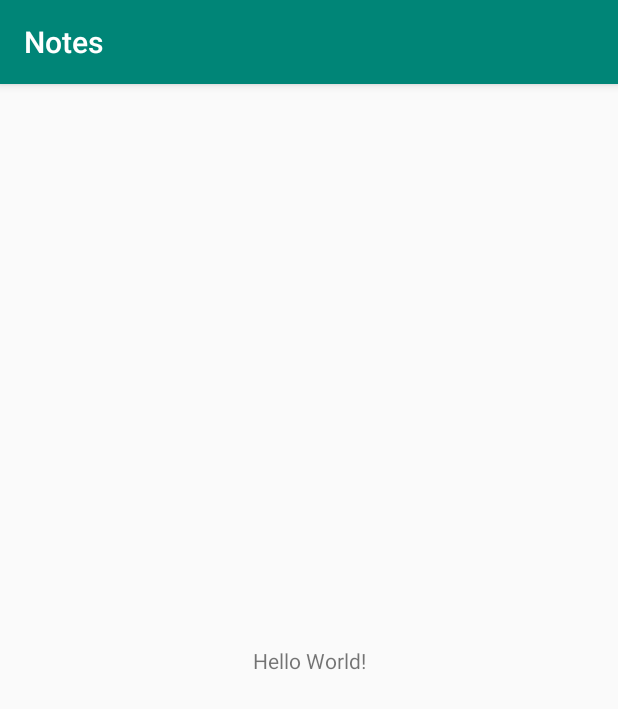
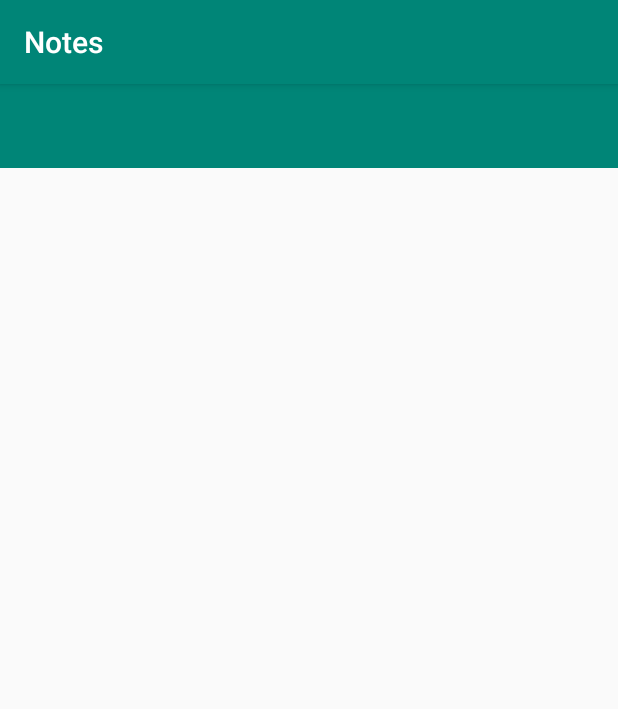
Before and after one commit to shrutipahuja/Notes, an Android app: the screen it shows after launch (MainActivity), on a phone screen of 412 x 824 dp. Shown: the top 709 px of the screen. Run offline under Robolectric (Android 15) with nearby library versions, the phone set to English and light mode, and no system bars.

Commit message:
Added recyclerview for Screen 1

```diff
--- a/app/src/main/res/layout/activity_main.xml
+++ b/app/src/main/res/layout/activity_main.xml
@@ -6,13 +6,24 @@
     android:layout_height="match_parent"
     tools:context=".MainActivity">
 
-    <TextView
-        android:layout_width="wrap_content"
+    <androidx.appcompat.widget.Toolbar
+        android:id="@+id/listToolbar"
+        android:layout_width="match_parent"
+        android:layout_height="?attr/actionBarSize"
+        android:background="@color/colorPrimary"
+        app:layout_constraintStart_toStartOf="parent"
+        app:layout_constraintEnd_toEndOf="parent"
+        app:layout_constraintTop_toTopOf="parent"/>
+
+    <androidx.recyclerview.widget.RecyclerView
+        android:id="@+id/notesList"
+        android:layout_width="match_parent"
         android:layout_height="wrap_content"
-        android:text="Hello World!"
-        app:layout_constraintBottom_toBottomOf="parent"
-        app:layout_constraintLeft_toLeftOf="parent"
-        app:layout_constraintRight_toRightOf="parent"
-        app:layout_constraintTop_toTopOf="parent" />
+        android:layout_margin="10dp"
+        app:layout_constraintStart_toStartOf="parent"
+        app:layout_constraintEnd_toEndOf="parent"
+        app:layout_constraintTop_toBottomOf="@id/listToolbar" />
+
+
 
 </androidx.constraintlayout.widget.ConstraintLayout>
```
